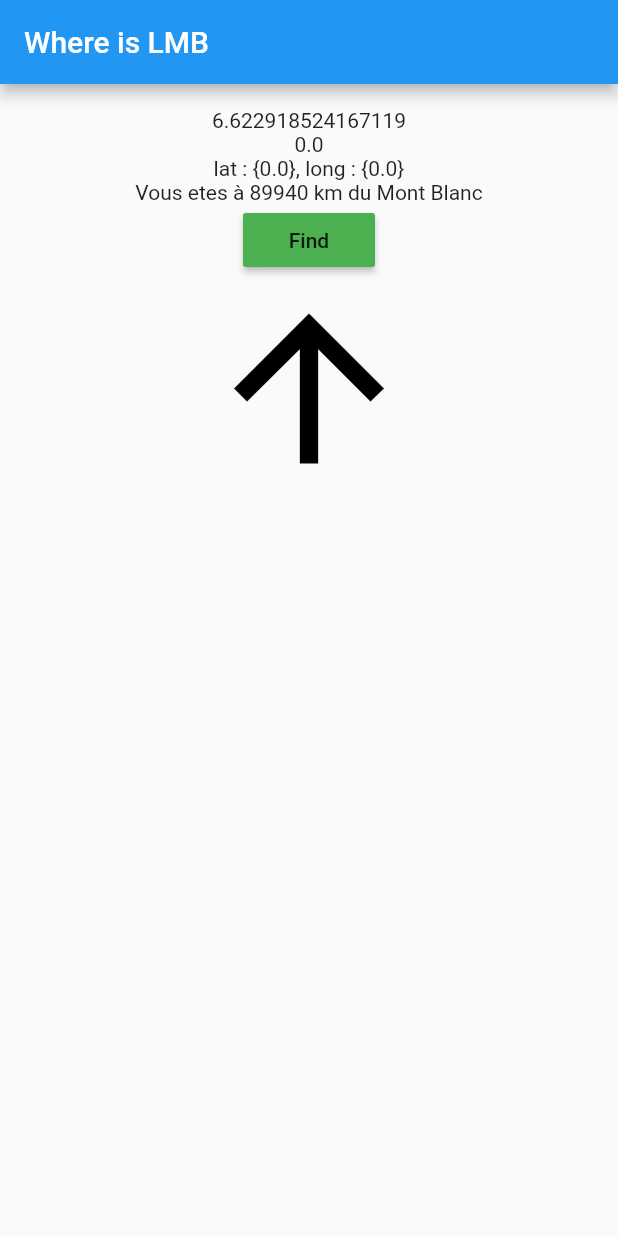
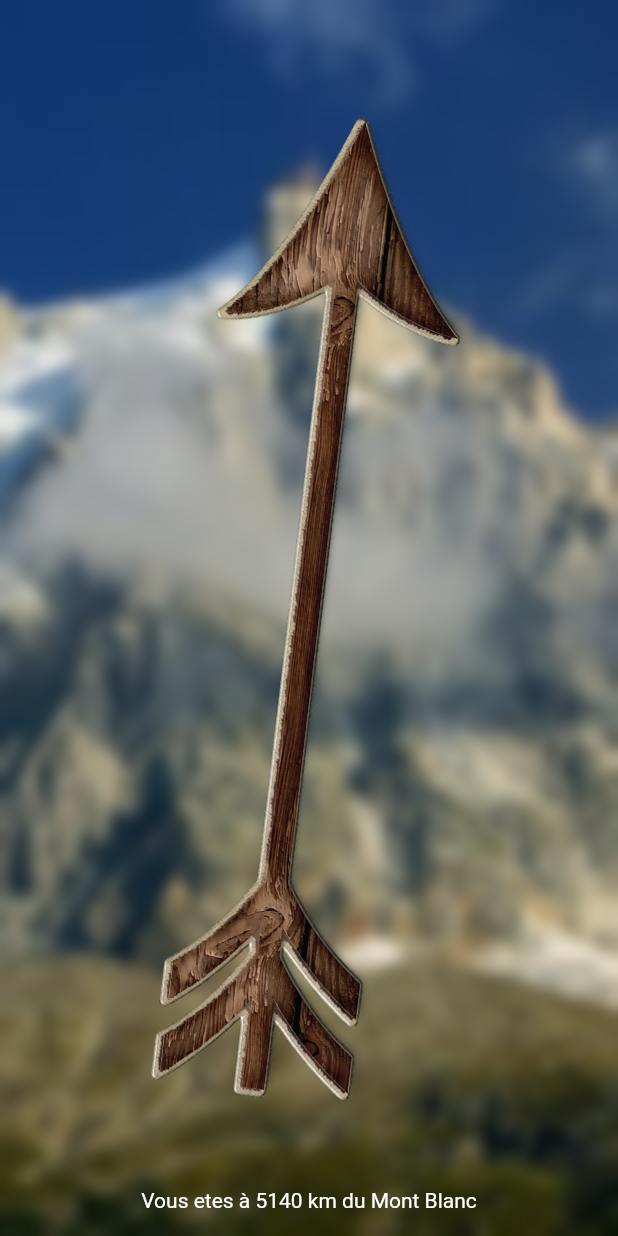
Before and after one commit to rbalbis/whereilmb, a Flutter app: the screen it shows after launch, on a phone screen of 412 x 824 dp. Run offline on Flutter 3.47's test engine with Material 2 defaults, Android fonts, the phone set to English and light mode, and no system bars; our stand-ins replace flutter_compass, location; statements that could not run were skipped.

Commit message:
edit the app layout with background image and designed arrow

```diff
--- a/where_is_lmb/lib/main.dart
+++ b/where_is_lmb/lib/main.dart
@@ -1,3 +1,5 @@
+import 'dart:ui';
+
 import 'package:flutter/material.dart';
 import 'package:flutter/services.dart';
 import 'package:flutter_compass/flutter_compass.dart';
@@ -6,6 +8,10 @@ import 'dart:math' as math;
 import 'package:location/location.dart';
 
 void main() => runApp(MyApp());
+
+double _sigmaX = 5.0; // from 0-10
+double _sigmaY = 5.0; // from 0-10
+double _opacity = 0.1; // from 0-1.0
 
 class MyApp extends StatelessWidget {
   // This widget is the root of your application.
@@ -50,10 +56,12 @@ class _MyHomePageState extends State<MyHomePage> {
     });
 
     Location().onLocationChanged().listen((LocationData currentLocation) {
-      if (_position[0].compareTo(currentLocation.latitude) != 0||
+      if (_position[0].compareTo(currentLocation.latitude) != 0 ||
           _position[1].compareTo(currentLocation.longitude) != 0) {
         setState(() {
-          print( "${{_position[1]}} ${{currentLocation.longitude}} ${{_position[1] != currentLocation.longitude}}");
+          print("${{_position[1]}} ${{currentLocation.longitude}} ${{
+            _position[1] != currentLocation.longitude
+          }}");
           _position[0] = currentLocation.latitude;
           _position[1] = currentLocation.longitude;
           doCalcul();
@@ -77,6 +85,7 @@ class _MyHomePageState extends State<MyHomePage> {
     var x = math.cos(lat1) * math.sin(lat2) -
         math.sin(lat1) * math.cos(lat2) * math.cos(lon2 - lon1);
     var brng = math.atan2(y, x) * 180 / math.pi;
+    // Passer de -180, + 180 a 0, 360
     var direction = (brng + 360) % 360;
 
     setState(() {
@@ -86,18 +95,21 @@ class _MyHomePageState extends State<MyHomePage> {
     // ------------- CALCUL DISTANCE d ------------------
 
     double R = 6371e3; // metres
-    double g1 = lat1 * math.pi / 180;
-    double g2 = lat2 * math.pi / 180;
-    var dg = (lat2 - lat1) * math.pi / 180;
-    var dl = (lon2 - lon1) * math.pi / 180;
+    double g1 = lat1 ;
+    double g2 = lat2;
+    var dg = (lat2 - lat1) ;
+    var dl = (lon2 - lon1);
     var a = math.sin(dg / 2) * math.sin(dg / 2) +
         math.cos(g1) * math.cos(g2) * math.sin(dl / 2) * math.sin(dl / 2);
     var c = 2 * math.atan2(math.sqrt(a), math.sqrt(1 - a));
 
     var _distanceRes = R * c;
+    print(_distanceRes);
+    print(lat1);
+    print(lon1);
 
     setState(() {
-      _distance = _distanceRes.floor();
+      _distance = (_distanceRes/1000).floor();
     });
   }
 
@@ -108,42 +120,61 @@ class _MyHomePageState extends State<MyHomePage> {
 
   @override
   Widget build(BuildContext context) {
-
     SystemChrome.setPreferredOrientations([
       DeviceOrientation.portraitUp,
     ]);
 
     return MaterialApp(
       home: Scaffold(
-        appBar: AppBar(
-          title: const Text('Where is LMB'),
+
+        body: Stack(
+          children: <Widget>[
+            Container(
+              decoration: BoxDecoration(
+                image: DecorationImage(
+                  image: AssetImage("assets/images/mtbl.png"),
+                  fit: BoxFit.cover,
                 ),
-        body: Container(
+              ),
+              child: BackdropFilter(
+                filter: ImageFilter.blur(sigmaX: _sigmaX, sigmaY: _sigmaY),
+                child: Container(
                   padding: EdgeInsets.all(16.0),
                   alignment: AlignmentDirectional.topCenter,
                   child: Column(
                     children: <Widget>[
-              Text("$_direction"),
-               Text("$_phonedirection"),
-              Text("lat : ${{_position[0]}}, long : ${{_position[1]}}"),
-              Text("Vous etes à $_distance km du Mont Blanc"),
-              MaterialButton(
-                child: Text("Find"),
-                color: Colors.green,
-                onPressed: () => doCalcul(),
+                      Expanded(
+                        child: Transform.rotate(
+                          angle: (360 - _phonedirection + _direction) %
+                              360 *
+                              math.pi /
+                              180,
+                          child: Image.asset(
+                            "assets/images/arrow.png",
                           ),
-              Transform.rotate(
-                angle: (_phonedirection) * math.pi / 180,
-                child: Icon(
-                  Icons.arrow_upward,
-                  color: Colors.black,
-                  size: 150,
+                        ),
+                      ),
+                      Text("Vous etes à $_distance km du Mont Blanc", style: TextStyle(color: Colors.white),),
+                      // Row(
+                      //   children: <Widget>[
+                      //     Text("$_direction"),
+                      //     Text("$_phonedirection"),
+                      //     Text("lat : ${{_position[0]}}, long : ${{
+                      //       _position[1]
+                      //     }}"),
+                      //     Text("${{
+                      //       (360 - _phonedirection + _direction) % 360
+                      //     }}"),
+                      //   ],
+                      // )
+                    ],
+                  ),
+                ),
               ),
             ),
           ],
         ),
       ),
-      ),
     );
   }
 }
--- a/where_is_lmb/pubspec.yaml
+++ b/where_is_lmb/pubspec.yaml
@@ -45,9 +45,8 @@ flutter:
   uses-material-design: true
 
   # To add assets to your application, add an assets section, like this:
-  # assets:
-  #  - images/a_dot_burr.jpeg
-  #  - images/a_dot_ham.jpeg
+  assets:
+   - assets/images/
 
   # An image asset can refer to one or more resolution-specific "variants", see
   # https://flutter.dev/assets-and-images/#resolution-aware.
```
Also changed, not shown: where_is_lmb/assets/images/arrow.png (added), where_is_lmb/assets/images/mtbl.png (added). Lines whose indentation alone changed are shown as unchanged.
